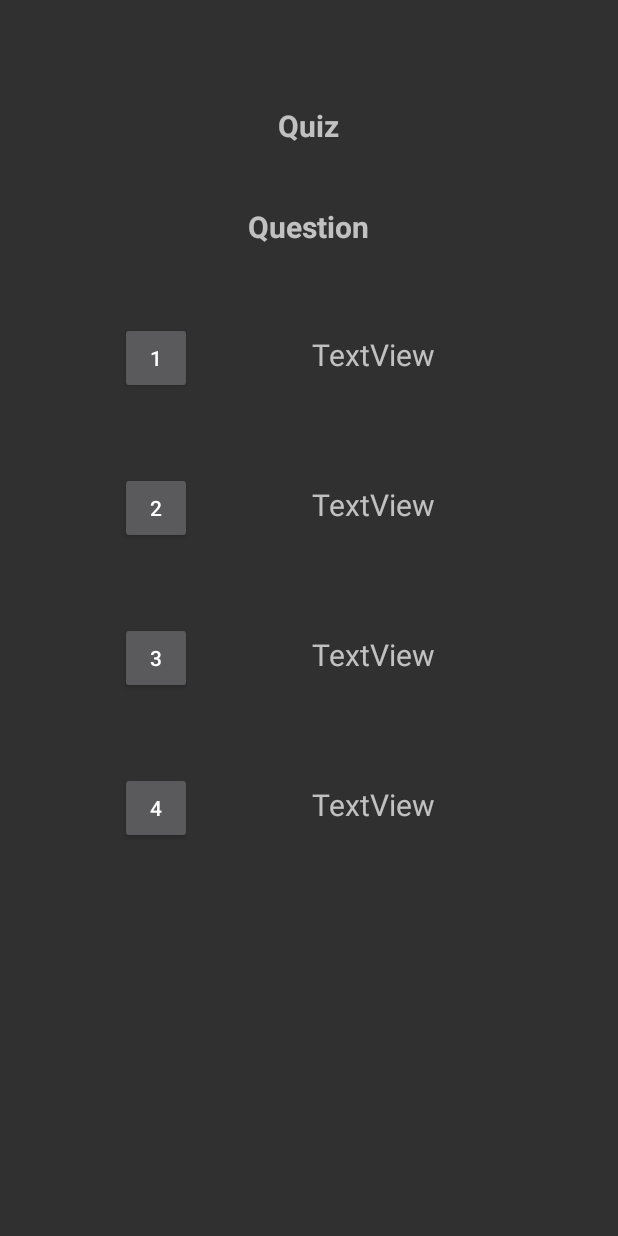
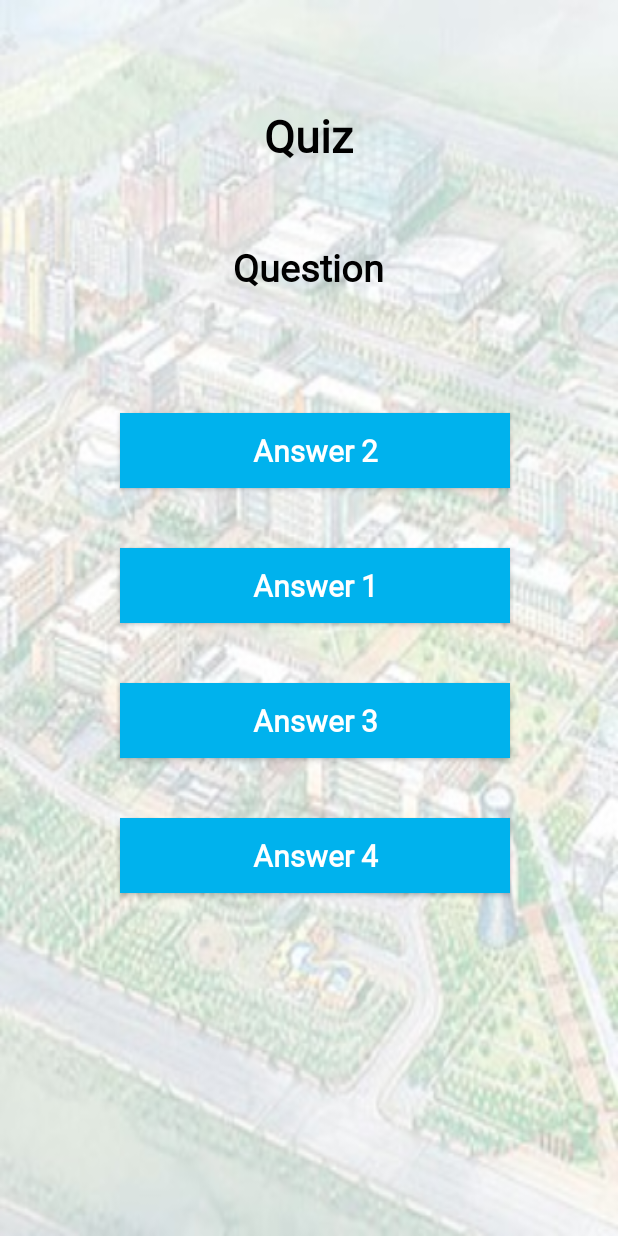
Before and after one commit to jeonghun98/INU-WITH-U, an Android app: the QuizActivity screen opened directly, with no data from a screen before it, on a phone screen of 412 x 824 dp. Run offline under Robolectric (Android 15) with nearby library versions, the phone set to English and light mode, and no system bars; our stand-ins replace Volley; network calls fail.

Commit message:
quiz 수정 및 login id 숫자입력으로 수정

```diff
--- a/app/src/main/AndroidManifest.xml
+++ b/app/src/main/AndroidManifest.xml
@@ -21,9 +21,6 @@
         android:theme="@style/Theme.AppCompat.NoActionBar"
         android:usesCleartextTraffic="true">
         <activity
-            android:name=".QuizActivity"
-            android:exported="false" />
-        <activity
             android:name=".LoadingActivity"
             android:exported="true">
             <intent-filter>
@@ -43,6 +40,7 @@
         <activity android:name=".StampActivity" />
         <activity android:name=".MapInStampActivity" />
         <activity android:name=".WhereStampActivity" />
+        <activity android:name=".QuizActivity" />
 
         <meta-data
             android:name="com.naver.maps.map.CLIENT_ID"
--- a/app/src/main/java/org/techtown/iwu/LogInActivity.java
+++ b/app/src/main/java/org/techtown/iwu/LogInActivity.java
@@ -29,6 +29,7 @@ public class LogInActivity extends AppCompatActivity {
         super.onCreate(savedInstanceState);
         setContentView(R.layout.activity_login); // 맨 처음 로그인 화면 띄움
 
+        //[hun] user의 id는 학번 -> text 설정을 number로 변경
         u_id = findViewById(R.id.u_id); // 입력받은 ID와 PW 넘겨받기
         u_pw = findViewById(R.id.u_pw);
         btn_login = findViewById(R.id.LogInButton); // 로그인버튼과 유저등록버튼 넘겨받기
--- a/app/src/main/java/org/techtown/iwu/MainButtonActivity.java
+++ b/app/src/main/java/org/techtown/iwu/MainButtonActivity.java
@@ -91,7 +91,7 @@ public class MainButtonActivity extends AppCompatActivity implements OnMapReadyC
         // 위치를 반환하는 구현체인 FusedLocationSource 생성
         mLocationSource = new FusedLocationSource(this, PERMISSION_REQUEST_CODE);
 
-        //화면에 나타나는 임시 어워드 (초기 설정 : 보이지 않음)
+        //화면에 나타나는 임시 어워드 (초기 설정 : 보이지 않음) -> 애니메이션 설정 후 setvisibility 작동 x
         btn = findViewById(R.id.imagebtn);
         btn.setVisibility(View.INVISIBLE);
 
--- a/app/src/main/java/org/techtown/iwu/QuizActivity.java
+++ b/app/src/main/java/org/techtown/iwu/QuizActivity.java
@@ -35,10 +35,11 @@ public class QuizActivity extends AppCompatActivity { // 퀴즈
 
         TextView b_text = findViewById(R.id.b_text);
         TextView qu_text = findViewById(R.id.qu_text); // Question text
-        TextView an0_text = findViewById(R.id.an0_text); // Answer text(정답)
-        TextView an1_text = findViewById(R.id.an1_text); // Answer text(오답)
-        TextView an2_text = findViewById(R.id.an2_text); // Answer text(오답)
-        TextView an3_text = findViewById(R.id.an3_text); // Answer text(오답)
+//        [hun] 텍스트 -> 버튼 텍스트로 변경
+//        TextView an0_text = findViewById(R.id.an0_text); // Answer text(정답)
+//        TextView an1_text = findViewById(R.id.an1_text); // Answer text(오답)
+//        TextView an2_text = findViewById(R.id.an2_text); // Answer text(오답)
+//        TextView an3_text = findViewById(R.id.an3_text); // Answer text(오답)
 
         Button an0_btn = findViewById(R.id.an0_btn); // Answer button(정답)
         Button an1_btn = findViewById(R.id.an1_btn); // Answer button(오답)
@@ -76,17 +77,17 @@ public class QuizActivity extends AppCompatActivity { // 퀴즈
 
                         //랜덤으로 정해진 random 값에 따라 text 에 an0(정답)넣고 나머지에 test 에 an1-3(오답) 넣기
                         if (rand == 0) {
-                            an0_text.setText(q_an0); an1_text.setText(q_an1);
-                            an2_text.setText(q_an2); an3_text.setText(q_an3);
+                            an0_btn.setText(q_an0); an1_btn.setText(q_an1);
+                            an2_btn.setText(q_an2); an3_btn.setText(q_an3);
                         } else if (rand == 1) {
-                            an1_text.setText(q_an0); an0_text.setText(q_an1);
-                            an2_text.setText(q_an2); an3_text.setText(q_an3);
+                            an1_btn.setText(q_an0); an0_btn.setText(q_an1);
+                            an2_btn.setText(q_an2); an3_btn.setText(q_an3);
                         } else if (rand == 2) {
-                            an2_text.setText(q_an0); an0_text.setText(q_an1);
-                            an1_text.setText(q_an2); an3_text.setText(q_an3);
+                            an2_btn.setText(q_an0); an0_btn.setText(q_an1);
+                            an1_btn.setText(q_an2); an3_btn.setText(q_an3);
                         } else if (rand == 3) {
-                            an3_text.setText(q_an0); an0_text.setText(q_an1);
-                            an1_text.setText(q_an2); an2_text.setText(q_an3);
+                            an3_btn.setText(q_an0); an0_btn.setText(q_an1);
+                            an1_btn.setText(q_an2); an2_btn.setText(q_an3);
                         }
                     } else {
                         Toast.makeText(getApplicationContext(), "가져오기 실패", Toast.LENGTH_SHORT).show();
--- a/app/src/main/res/layout/activity_login.xml
+++ b/app/src/main/res/layout/activity_login.xml
@@ -73,7 +73,7 @@
 
             android:fontFamily="@font/pfstardust"
             android:hint="학번"
-            android:inputType="text"
+            android:inputType="number"
             android:textAlignment="center"
             android:textColor="@color/black"
             android:textColorHint="@color/black"
--- a/app/src/main/res/layout/activity_quiz.xml
+++ b/app/src/main/res/layout/activity_quiz.xml
@@ -5,123 +5,102 @@
     android:layout_width="match_parent"
     android:layout_height="match_parent"
     android:orientation="vertical"
+    android:background="@drawable/_dinu"
     tools:context=".QuizActivity">
 
     <TextView
         android:id="@+id/b_text"
+        android:fontFamily="@font/pfstardust"
         android:layout_width="wrap_content"
         android:layout_height="wrap_content"
         android:layout_gravity="center"
         android:layout_marginTop="70dp"
         android:layout_marginBottom="30dp"
         android:text="Quiz"
-        android:textSize="20sp"
+        android:textColor="@color/black"
+        android:textSize="30sp"
         android:textStyle="bold" />
 
     <TextView
+        android:fontFamily="@font/pfstardust"
         android:id="@+id/qu_text"
         android:layout_width="wrap_content"
         android:layout_height="wrap_content"
         android:layout_gravity="center"
-        android:layout_marginTop="10dp"
-        android:layout_marginBottom="10dp"
+        android:layout_marginTop="20dp"
+        android:layout_marginBottom="40dp"
         android:paddingLeft="15dp"
         android:paddingRight="15dp"
         android:text="Question"
         android:textAlignment="center"
-        android:textSize="20sp"
+        android:textColor="@color/black"
+        android:textSize="25sp"
         android:textStyle="bold" />
 
     <LinearLayout
         android:layout_width="match_parent"
-        android:layout_height="100dp"
-        android:orientation="horizontal">
+        android:layout_height="match_parent"
+        android:orientation="vertical">
+
+        <Button
+            android:id="@+id/an1_btn"
+            android:layout_width="260dp"
+            android:layout_height="50dp"
+            android:layout_marginTop="40dp"
+            android:layout_marginLeft="80dp"
+            android:layout_marginBottom="40dp"
+            android:background="@color/blue"
+            android:fontFamily="@font/pfstardust"
+            android:text="Answer 2"
+            android:textAlignment="center"
+            android:textAllCaps="false"
+            android:textColor="@color/white"
+            android:textSize="20sp"
+            android:textStyle="bold" />
 
         <Button
             android:id="@+id/an0_btn"
-            android:layout_width="48dp"
-            android:layout_height="48dp"
+            android:layout_width="260dp"
+            android:layout_height="50dp"
             android:layout_marginLeft="80dp"
-            android:layout_marginTop="40dp"
-            android:text="1" />
-
-        <TextView
-            android:id="@+id/an0_text"
-            android:layout_width="wrap_content"
-            android:layout_height="wrap_content"
-            android:layout_marginLeft="80dp"
-            android:layout_marginTop="40dp"
-            android:text="TextView"
-            android:textSize="20sp" />
-    </LinearLayout>
-
-    <LinearLayout
-        android:layout_width="match_parent"
-        android:layout_height="100dp"
-        android:orientation="horizontal">
-
-        <Button
-            android:id="@+id/an1_btn"
-            android:layout_width="48dp"
-            android:layout_height="48dp"
-            android:layout_marginLeft="80dp"
-            android:layout_marginTop="40dp"
-            android:text="2" />
-
-        <TextView
-            android:id="@+id/an1_text"
-            android:layout_width="wrap_content"
-            android:layout_height="wrap_content"
-            android:layout_marginLeft="80dp"
-            android:layout_marginTop="40dp"
-            android:text="TextView"
-            android:textSize="20sp" />
-    </LinearLayout>
-
-    <LinearLayout
-        android:layout_width="match_parent"
-        android:layout_height="100dp"
-        android:orientation="horizontal">
+            android:layout_marginBottom="40dp"
+            android:background="@color/blue"
+            android:fontFamily="@font/pfstardust"
+            android:text="Answer 1"
+            android:textAlignment="center"
+            android:textAllCaps="false"
+            android:textColor="@color/white"
+            android:textSize="20sp"
+            android:textStyle="bold" />
 
         <Button
             android:id="@+id/an2_btn"
-            android:layout_width="48dp"
-            android:layout_height="48dp"
+            android:layout_width="260dp"
+            android:layout_height="50dp"
             android:layout_marginLeft="80dp"
-            android:layout_marginTop="40dp"
-            android:text="3" />
-
-        <TextView
-            android:id="@+id/an2_text"
-            android:layout_width="wrap_content"
-            android:layout_height="wrap_content"
-            android:layout_marginLeft="80dp"
-            android:layout_marginTop="40dp"
-            android:text="TextView"
-            android:textSize="20sp" />
-    </LinearLayout>
-
-    <LinearLayout
-        android:layout_width="match_parent"
-        android:layout_height="100dp"
-        android:orientation="horizontal">
+            android:layout_marginBottom="40dp"
+            android:background="@color/blue"
+            android:fontFamily="@font/pfstardust"
+            android:text="Answer 3"
+            android:textAlignment="center"
+            android:textAllCaps="false"
+            android:textColor="@color/white"
+            android:textSize="20sp"
+            android:textStyle="bold" />
 
         <Button
             android:id="@+id/an3_btn"
-            android:layout_width="48dp"
-            android:layout_height="48dp"
+            android:layout_width="260dp"
+            android:layout_height="50dp"
             android:layout_marginLeft="80dp"
-            android:layout_marginTop="40dp"
-            android:text="4" />
-
-        <TextView
-            android:id="@+id/an3_text"
-            android:layout_width="wrap_content"
-            android:layout_height="wrap_content"
-            android:layout_marginLeft="80dp"
-            android:layout_marginTop="40dp"
-            android:text="TextView"
-            android:textSize="20sp" />
+            android:background="@color/blue"
+            android:fontFamily="@font/pfstardust"
+            android:text="Answer 4"
+            android:textAlignment="center"
+            android:textAllCaps="false"
+            android:textColorHighlight="@color/white"
+            android:textSize="20sp"
+            android:textStyle="bold" />
     </LinearLayout>
 
 </LinearLayout>
```
